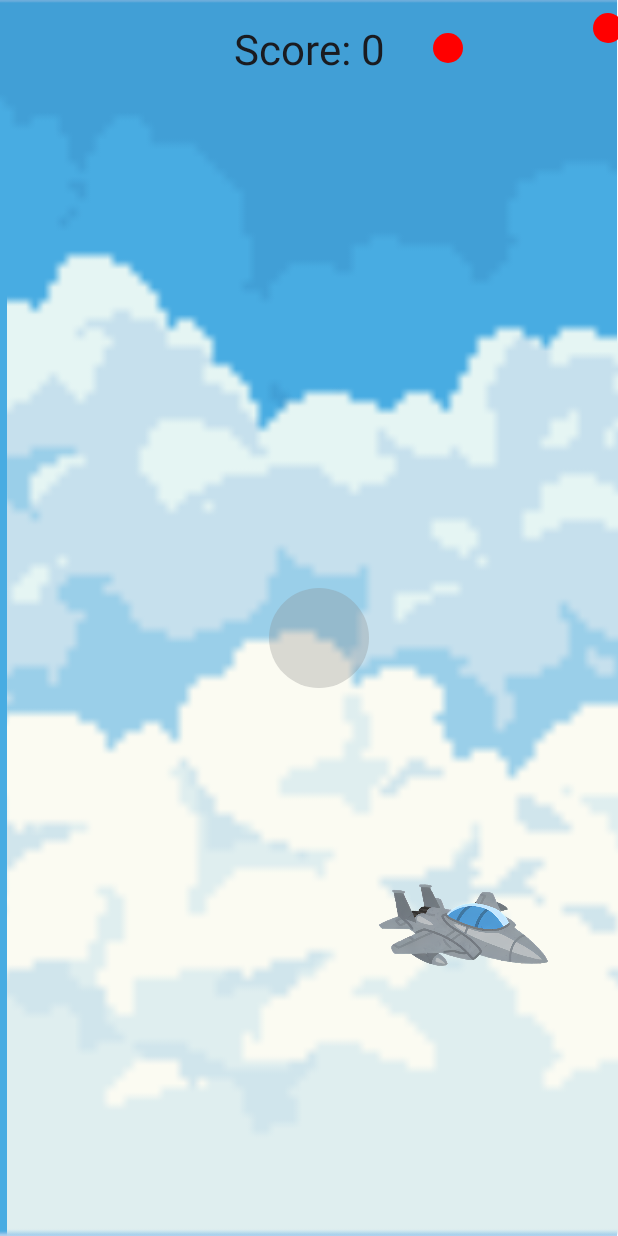
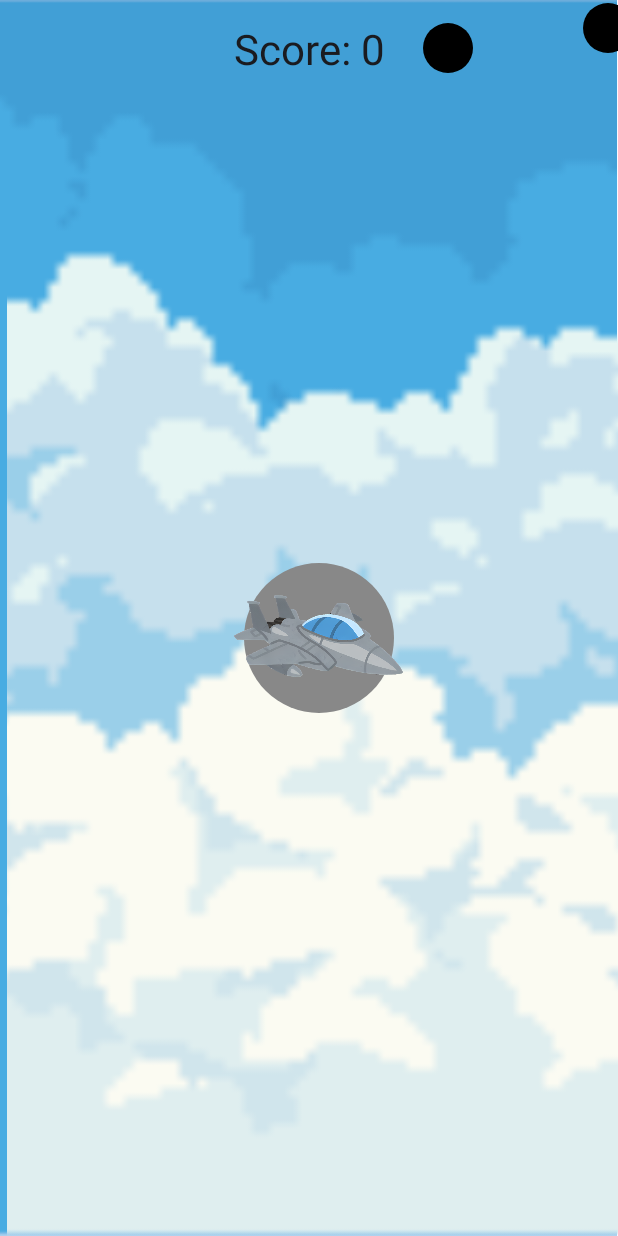
Before and after one commit to gianpaoloRD/Avoiding-game-jetpack-compose, an Android app built with Jetpack Compose: the screen it shows after launch (GameActivity), after a tap on "Start Game", on a phone screen of 412 x 824 dp. Run offline under Robolectric (Android 15) with nearby library versions, the phone set to English and light mode, and no system bars.

Commit message:
Transition graphical elements to Canvas waste of time very unusefull images are more easy and simple, also fixed the problem of scoreborad name, now there is a default name in case no one writes anything.

```diff
--- a/app/src/main/java/com/example/game/GameOverActivity.kt
+++ b/app/src/main/java/com/example/game/GameOverActivity.kt
@@ -32,6 +32,7 @@ class GameOverActivity : ComponentActivity() {
 @Composable
 fun GameOverScreen(score: Int) {
     val context = LocalContext.current
+    val defaultName = "PlayerNone"
     var playerName by remember { mutableStateOf("") }
 
     Column(
@@ -57,7 +58,9 @@ fun GameOverScreen(score: Int) {
         Spacer(modifier = Modifier.height(20.dp))
 
         Button(onClick = {
-            saveScore(context, playerName, score)
+            // Use default name if playerName is blank
+            val finalName = if (playerName.isBlank()) defaultName else playerName
+            saveScore(context, finalName, score)
             context.startActivity(Intent(context, MainActivity::class.java))
         }) {
             Text("Submit Score and Return to Home")
--- a/app/src/main/java/com/example/game/GyroscopeGame.kt
+++ b/app/src/main/java/com/example/game/GyroscopeGame.kt
@@ -267,24 +267,25 @@ fun CharacterWithShadowAndImage(xPosition: Float, yPosition: Float) {
         // Shadow
         Canvas(modifier = Modifier.fillMaxSize()) {
             drawCircle(
-                color = Color.Gray.copy(alpha = 0.3f), // Reduced shadow intensity
-                center = Offset(xPosition + 10f, yPosition + 20f), // Slight offset for realism
-                radius = 50f // Adjusted to be proportional to the image size
+                color = Color.Gray.copy(alpha = 1f),
+                center = Offset(xPosition + 10f, yPosition + 20f),
+                radius = 75f
             )
         }
-        // Plane image
+        // Plane Image
         Image(
-            painter = painterResource(id = R.mipmap.player), // Replace with your plane image resource
+            painter = painterResource(id = R.mipmap.player), // Ensure the resource is correct
             contentDescription = "Plane",
             modifier = Modifier
-                .size(120.dp) // Size of the plane
+                .size(120.dp) // Ensure the size matches your design
                 .offset(
-                    x = (xPosition - 60.dp.value).dp, // Align horizontally
-                    y = (yPosition - 60.dp.value).dp  // Align vertically
+                    x = with(LocalDensity.current) { (xPosition + 10f).toDp() - 60.dp }, // Adjust for center
+                    y = with(LocalDensity.current) { (yPosition + 20f).toDp() - 60.dp }  // Adjust for center
                 )
         )
     }
 }
+
 
 
 
@@ -293,9 +294,9 @@ fun EnemyCanvas(enemies: List<Enemy>) {
     Canvas(modifier = Modifier.fillMaxSize()) {
         enemies.forEach { enemy ->
             drawCircle(
-                color = Color.Red,
+                color = Color.Black,
                 center = Offset(enemy.xPosition, enemy.yPosition),
-                radius = 15f // Match the enemySize in collision logic
+                radius = 25f // Match the enemySize in collision logic
             )
         }
     }
@@ -319,7 +320,7 @@ fun ScoreDisplay(score: Int) {
 fun isColliding(
     characterX: Float, characterY: Float,
     enemyX: Float, enemyY: Float,
-    characterSize: Float = 50f, enemySize: Float = 20f
+    characterSize: Float = 75f, enemySize: Float = 25f
 ): Boolean {
     return characterX < enemyX + enemySize &&
             characterX + characterSize > enemyX &&
--- a/app/src/main/java/com/example/game/ui/theme/Color.kt
+++ b/app/src/main/java/com/example/game/ui/theme/Color.kt
@@ -11,7 +11,7 @@ val PurpleGrey40 = Color(0xFF625b71)
 val Pink40 = Color(0xFF7D5260)
 
 
-val PrimaryColor = Color(0xFF6200EE)  // Example color
+val PrimaryColor = Color(0xFFB99BE1)  // Example color
 val PrimaryVariant = Color(0xFF3700B3)
 val SecondaryColor = Color(0xFF03DAC5)
 val BackgroundColor = Color(0xFFFFFFFF)
--- a/app/src/main/java/com/example/game/ui/theme/Theme.kt
+++ b/app/src/main/java/com/example/game/ui/theme/Theme.kt
@@ -51,7 +51,7 @@ fun GameTheme(
 ) {
     val colorScheme = when {
         // Use dynamic colors if enabled and supported
-        dynamicColor && Build.VERSION.SDK_INT >= Build.VERSION_CODES.S -> {
+        dynamicColor -> {
             val context = LocalContext.current
             if (darkTheme) dynamicDarkColorScheme(context) else dynamicLightColorScheme(context)
         }
--- a/app/src/main/java/com/example/game/ui/theme/Type.kt
+++ b/app/src/main/java/com/example/game/ui/theme/Type.kt
@@ -10,7 +10,7 @@ val Typography = Typography(
     bodyLarge = TextStyle(
         fontFamily = FontFamily.Default,
         fontWeight = FontWeight.Normal,
-        fontSize = 16.sp
+        fontSize = 18.sp
     ),
     titleLarge = TextStyle(
         fontFamily = FontFamily.Default,
```
